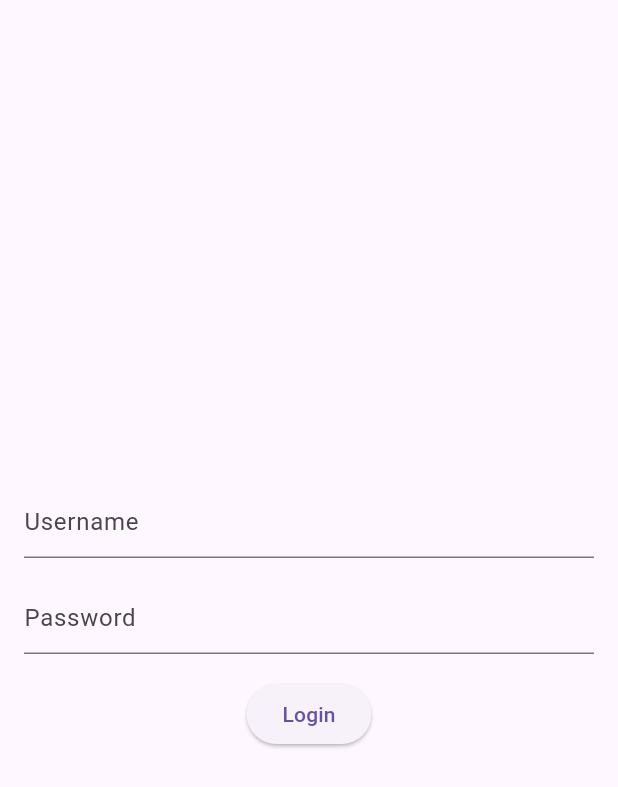
After one commit to nck974/diogenes-app, a Flutter app: the LoginScreen screen opened by its route, on a phone screen of 412 x 824 dp. The commit adds this screen. Shown: the top 787 px of the screen. Run offline on Flutter 3.47's test engine with Material 2 defaults, Android fonts, the phone set to English and light mode, and no system bars; our stand-ins replace logger, pull_to_refresh, shared_preferences; missing offline and left inert: oauth2; accounts and stored records are empty; generated files the repository leaves out were written again.

Commit message:
[FEATURE] #13 #14 Implement login page and authorize each request to backend

```diff
--- a/lib/l10n/app_en.arb
+++ b/lib/l10n/app_en.arb
@@ -117,5 +117,11 @@
         "example": "1"
       }
     }
-  }
+  },
+
+
+  "loginUsername": "Username",
+  "loginPassword": "Password",
+  "loginLoginButton": "Login",
+  "loginErrorLogin": "There was an error trying to login"
 }
--- a/lib/l10n/app_es.arb
+++ b/lib/l10n/app_es.arb
@@ -117,6 +117,11 @@
         "example": "1"
       }
     }
-  }
+  },
 
+
+  "loginUsername": "Usuario",
+  "loginPassword": "Contraseña",
+  "loginLoginButton": "Login",
+  "loginErrorLogin": "No fue posible logearse."
 }
--- a/lib/src/core/add_item/add_item_screen.dart
+++ b/lib/src/core/add_item/add_item_screen.dart
@@ -1,9 +1,12 @@
 import 'package:flutter/material.dart';
+
 import 'package:provider/provider.dart';
 import 'package:flutter_gen/gen_l10n/app_localizations.dart';
 
 import 'package:diogenes/src/providers/inventory_provider.dart';
 import 'package:diogenes/src/models/item.dart';
+import 'package:diogenes/src/exceptions/unauthenticated_exception.dart';
+import 'package:diogenes/src/utils/login/logout.dart';
 
 class AddItemScreen extends StatefulWidget {
   static const routeName = '/add-item';
@@ -131,6 +134,9 @@ class _AddItemScreenState extends State<AddItemScreen> {
 
         Navigator.pop(context);
       } catch (e) {
+        if (e is UnauthenticatedException) {
+          logout(context);
+        }
         ScaffoldMessenger.of(context).showSnackBar(SnackBar(
           content: Text(_translations.addItemCouldNotBeSaved),
         ));
--- a/lib/src/core/item_detail/item_detail_screen.dart
+++ b/lib/src/core/item_detail/item_detail_screen.dart
@@ -6,7 +6,9 @@ import 'package:flutter_gen/gen_l10n/app_localizations.dart';
 import 'package:diogenes/src/core/add_item/add_item_screen.dart';
 import 'package:diogenes/src/models/item.dart';
 import 'package:diogenes/src/providers/inventory_provider.dart';
+import 'package:diogenes/src/exceptions/unauthenticated_exception.dart';
 import 'package:diogenes/src/exceptions/custom_timeout_exception.dart';
+import 'package:diogenes/src/utils/login/logout.dart';
 
 /// Displays detailed information of an item.
 class ItemDetailScreen extends StatefulWidget {
@@ -86,6 +88,8 @@ class _ItemDetailScreenState extends State<ItemDetailScreen> {
       var errorMessage = _translations.itemDetailCouldNotBeDeleted;
       if (e is CustomTimeoutException) {
         errorMessage = _translations.itemDetailErrorReachingTheServer;
+      } else if (e is UnauthenticatedException) {
+        logout(context);
       }
       ScaffoldMessenger.of(context).showSnackBar(SnackBar(
         content: Text(errorMessage),
--- /dev/null
+++ b/lib/src/core/login/login_screen.dart
@@ -0,0 +1,130 @@
+import 'package:flutter/material.dart';
+
+import 'package:provider/provider.dart';
+import 'package:flutter_gen/gen_l10n/app_localizations.dart';
+
+import 'package:diogenes/src/core/inventory/inventory_screen.dart';
+import 'package:diogenes/src/exceptions/authorization_exception.dart';
+import 'package:diogenes/src/models/login_data.dart';
+import 'package:diogenes/src/providers/settings_provider.dart';
+import 'package:diogenes/src/providers/authentication_provider.dart';
+
+class LoginScreen extends StatefulWidget {
+  static const routeName = '/';
+
+  const LoginScreen({Key? key}) : super(key: key);
+
+  @override
+  State<LoginScreen> createState() => _LoginScreenState();
+}
+
+class _LoginScreenState extends State<LoginScreen> {
+  final TextEditingController _usernameController = TextEditingController();
+  final TextEditingController _passwordController = TextEditingController();
+  late AppLocalizations _translations;
+  String? _errorMessage;
+
+  final _formKey = GlobalKey<FormState>();
+
+  @override
+  void didChangeDependencies() {
+    super.didChangeDependencies();
+    _autoLogin();
+    _translations = AppLocalizations.of(context)!;
+  }
+
+  /// If the credentials are available (therefore not expired), save the
+  /// credentials in the provider and try directly to go to the inventory
+  void _autoLogin() {
+    final credentials =
+        Provider.of<SettingsController>(context, listen: false).credentials;
+    if (credentials != null) {
+      Provider.of<AuthenticationProvider>(context, listen: false).credentials =
+          credentials;
+      Future.delayed(const Duration(seconds: 0)).then((_) =>
+          Navigator.of(context).pushNamedAndRemoveUntil(
+              InventoryScreen.routeName, (route) => false));
+    }
+  }
+
+  /// Delete the error messages to show change in the UI if error happens again
+  void _clearErrorMessages() {
+    setState(() {
+      _errorMessage = null;
+    });
+  }
+
+  /// Send the request to login, if an error is present show it in the UI
+  void _onLogin(AuthenticationProvider authenticationProvider) async {
+    if (!_formKey.currentState!.validate()) {
+      return;
+    }
+
+    var username = _usernameController.text;
+    var password = _passwordController.text;
+    _clearErrorMessages();
+    try {
+      await authenticationProvider
+          .authenticate(LoginData(user: username, password: password));
+      if (!mounted) return;
+      await Provider.of<SettingsController>(context, listen: false)
+          .updateCredentials(authenticationProvider.credentials!);
+      if (!mounted) return;
+
+      Navigator.of(context).pushReplacementNamed(InventoryScreen.routeName);
+    } on AuthorizationException {
+      setState(() {
+        _errorMessage = _translations.loginErrorLogin;
+      });
+    }
+  }
+
+  @override
+  Widget build(BuildContext context) {
+    return Scaffold(
+      body: Padding(
+        padding: const EdgeInsets.all(16.0),
+        child: Consumer<AuthenticationProvider>(
+            builder: (ctx, authenticationProvider, _) {
+          return Form(
+            key: _formKey,
+            child: authenticationProvider.isLoading
+                ? const Center(child: CircularProgressIndicator())
+                : Column(
+                    mainAxisAlignment: MainAxisAlignment.center,
+                    children: [
+                      TextFormField(
+                        controller: _usernameController,
+                        decoration: InputDecoration(
+                          hintText: _translations.loginUsername,
+                        ),
+                      ),
+                      const SizedBox(height: 16.0),
+                      TextFormField(
+                        controller: _passwordController,
+                        decoration: InputDecoration(
+                          hintText: _translations.loginPassword,
+                        ),
+                        obscureText: true,
+                      ),
+                      const SizedBox(height: 16.0),
+                      ElevatedButton(
+                        onPressed: () => _onLogin(authenticationProvider),
+                        child: Text(_translations.loginLoginButton),
+                      ),
+                      if (_errorMessage != null)
+                        Text(
+                          _errorMessage!,
+                          style: Theme.of(context)
+                              .textTheme
+                              .titleSmall!
+                              .copyWith(color: Colors.red),
+                        )
+                    ],
+                  ),
+          );
+        }),
+      ),
+    );
+  }
+}
--- /dev/null
+++ b/lib/src/exceptions/authorization_exception.dart
@@ -0,0 +1 @@
+class AuthorizationException implements Exception {}
--- /dev/null
+++ b/lib/src/exceptions/unauthenticated_exception.dart
@@ -0,0 +1 @@
+class UnauthenticatedException implements Exception {}
--- /dev/null
+++ b/lib/src/models/login_data.dart
@@ -0,0 +1,5 @@
+class LoginData {
+  final String user;
+  final String password;
+  const LoginData({required this.user, required this.password});
+}
--- /dev/null
+++ b/lib/src/providers/authentication_provider.dart
@@ -0,0 +1,54 @@
+import 'package:flutter/material.dart';
+
+import 'package:oauth2/oauth2.dart' as oauth2;
+
+import 'package:diogenes/src/models/login_data.dart';
+import 'package:diogenes/src/services/authentication_service.dart';
+
+class AuthenticationProvider extends ChangeNotifier {
+  String _backendUrl;
+  bool _isLoading = false;
+  oauth2.Credentials? _credentials;
+
+  AuthenticationProvider({required backendUrl}) : _backendUrl = backendUrl;
+
+  bool get isLoading => _isLoading;
+  oauth2.Credentials? get credentials => _credentials;
+  set credentials(credentials) => _credentials = credentials;
+
+  /// Update
+  set backendUrl(String backendUrl) {
+    _backendUrl = backendUrl;
+  }
+
+  /// Notify listeners that the request is loading
+  void _startLoading() {
+    _isLoading = true;
+    notifyListeners();
+  }
+
+  /// Notify listeners that the request is not loading anymore
+  void _endLoading() {
+    _isLoading = false;
+    notifyListeners();
+  }
+
+  /// Authenticate a User and show a loading icon while it is doing it
+  Future<void> authenticate(LoginData user) async {
+    _startLoading();
+    try {
+      _credentials = await AuthenticationService(backendUrl: _backendUrl)
+          .authenticate(user.user, user.password);
+      _endLoading();
+    } catch (_) {
+      _endLoading();
+      rethrow;
+    }
+  }
+
+  /// Remove the current credentials
+  void logout() {
+    _credentials = null;
+    notifyListeners();
+  }
+}
--- /dev/null
+++ b/lib/src/services/authentication_service.dart
@@ -0,0 +1,40 @@
+import 'package:logger/logger.dart';
+import 'package:oauth2/oauth2.dart' as oauth2;
+
+import 'package:diogenes/src/exceptions/authorization_exception.dart';
+
+class AuthenticationService {
+  static String authenticationPath =
+      '/realms/diogenes/protocol/openid-connect/token';
+  final String baseUrl;
+  final String backendUrl;
+  final String identifier = 'diogenes-client';
+  final String secret = '';
+  final String authorizationEndpoint =
+      'http://10.0.2.2:8081/realms/diogenes/protocol/openid-connect/token'; // TODO: Change to provided URL once apache/ngix is ready
+  final logger = Logger();
+
+  AuthenticationService({required this.backendUrl})
+      : baseUrl = "$backendUrl$authenticationPath";
+
+  Future<oauth2.Credentials> authenticate(
+      String username, String password) async {
+    logger.d('Sending request to authenticate "$username"');
+    try {
+      final client = await oauth2.resourceOwnerPasswordGrant(
+        Uri.parse(authorizationEndpoint), // TODO: Use backend URL
+        username,
+        password,
+        identifier: identifier,
+        secret: secret,
+      );
+      return client.credentials;
+    } on oauth2.AuthorizationException catch (e) {
+      logger.e('AuthorizationException: ${e.description}');
+      throw AuthorizationException();
+    } catch (e) {
+      logger.e('Error during authentication: $e');
+      throw AuthorizationException();
+    }
+  }
+}
--- a/pubspec.yaml
+++ b/pubspec.yaml
@@ -2,12 +2,12 @@ name: diogenes
 description: An app to manage your home inventory.
 
 # Prevent accidental publishing to pub.dev.
-publish_to: 'none'
+publish_to: "none"
 
 version: 1.0.0+1
 
 environment:
-  sdk: '>=2.19.4 <3.0.0'
+  sdk: ">=2.19.4 <3.0.0"
 
 dependencies:
   flutter:
@@ -27,6 +27,8 @@ dependencies:
   logger: ^1.3.0
   # Save settings in device
   shared_preferences: ^2.0.20
+  # Authentication
+  oauth2: ^2.0.1
 
 # Hack until flutter releases this version in stable version. See:
 # https://stackoverflow.com/questions/75571793/because-chatview-1-0-0-depends-on-intl-0-18-0-and-mobile-app-depends-on-intl
```
Also changed, not shown: lib/src/app.dart (+29 -5 lines), lib/src/core/inventory/inventory_screen.dart (+9 -3 lines), lib/src/core/inventory/widgets/navigation_menu.dart (+11 -6 lines), lib/src/providers/inventory_provider.dart (+21 -5 lines), lib/src/providers/settings_provider.dart (+25 -0 lines), lib/src/services/inventory_service.dart (+35 -5 lines), lib/src/services/settings_service.dart (+43 -1 lines), lib/src/utils/login/logout.dart (added, +16 -0 lines), pubspec.lock, 1 other file.
